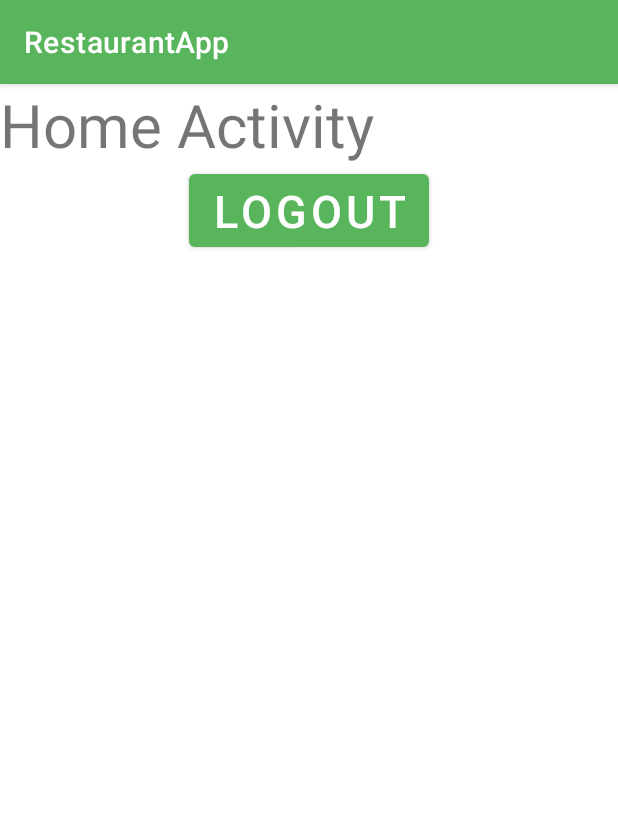
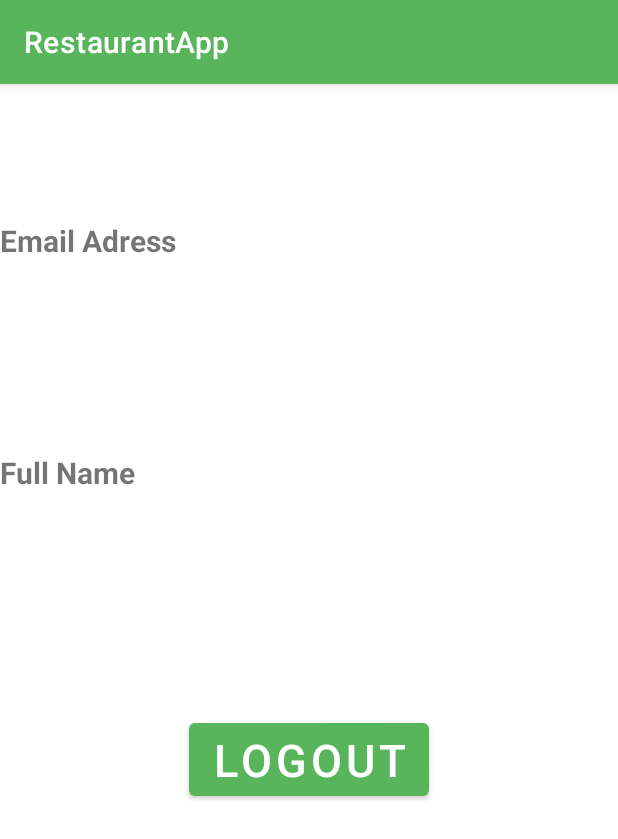
Before and after one commit to MarianaCarlo/RestaurantAppPG, an Android app: the HomeActivity screen opened directly, with no data from a screen before it, on a phone screen of 412 x 824 dp. Shown: the top 839 px of the screen. Run offline under Robolectric (Android 15) with nearby library versions, the phone set to English and light mode, and no system bars; our stand-ins replace Firebase (no records; nobody signed in at launch, a user with empty details on screens opened directly).

Commit message:
home data display and register problem solution

```diff
--- a/app/src/main/java/com/example/restaurantapp/HomeActivity.java
+++ b/app/src/main/java/com/example/restaurantapp/HomeActivity.java
@@ -1,15 +1,30 @@
 package com.example.restaurantapp;
 
+import androidx.annotation.NonNull;
 import androidx.appcompat.app.AppCompatActivity;
 
 import android.content.Intent;
 import android.os.Bundle;
 import android.view.View;
 import android.widget.Button;
+import android.widget.TextView;
+import android.widget.Toast;
 
+import com.example.restaurantapp.models.User;
 import com.google.firebase.auth.FirebaseAuth;
+import com.google.firebase.auth.FirebaseUser;
+import com.google.firebase.database.DataSnapshot;
+import com.google.firebase.database.DatabaseError;
+import com.google.firebase.database.DatabaseReference;
+import com.google.firebase.database.FirebaseDatabase;
+import com.google.firebase.database.ValueEventListener;
 
 public class HomeActivity extends AppCompatActivity {
+
+    private FirebaseUser user;
+    private DatabaseReference reference;
+
+    private String userID;
 
     private Button buttonLogout;
 
@@ -28,5 +43,36 @@ public class HomeActivity extends AppCompatActivity {
                 startActivity(intent);
             }
         });
+
+        user = FirebaseAuth.getInstance().getCurrentUser();
+        reference = FirebaseDatabase.getInstance().getReference("Users");
+        userID = user.getUid();
+
+        final TextView welcome = findViewById(R.id.tittleHome);
+        final TextView emailTextView = findViewById(R.id.emailAddress);
+        final TextView nameTextView = findViewById(R.id.name);
+
+        reference.child(userID).addListenerForSingleValueEvent(new ValueEventListener() {
+            @Override
+            public void onDataChange(@NonNull DataSnapshot snapshot) {
+                User userProfile = snapshot.getValue(User.class);
+
+                if (userProfile != null) {
+                    String email = userProfile.email;
+                    String fullName = userProfile.name;
+
+                    welcome.setText("Welcome, " + fullName + "!");
+                    emailTextView.setText(email);
+                    nameTextView.setText(fullName);
+
+                }
+            }
+
+            @Override
+            public void onCancelled(@NonNull DatabaseError error) {
+                Toast.makeText(HomeActivity.this, "Something wrong happened", Toast.LENGTH_SHORT).show();
+            }
+        });
+
     }
 }
--- a/app/src/main/java/com/example/restaurantapp/RegisterActivity.java
+++ b/app/src/main/java/com/example/restaurantapp/RegisterActivity.java
@@ -86,7 +86,7 @@ public class RegisterActivity extends AppCompatActivity {
                             @Override
                             public void onComplete(@NonNull Task<AuthResult> task) {
                                 if (task.isSuccessful()) {
-                                    User user = new User(email, name, adress, cellphone);
+                                    User user = new User(name, email, adress, cellphone);
 
                                     FirebaseDatabase.getInstance().getReference("Users").
                                             child(FirebaseAuth.getInstance().getCurrentUser().getUid())
--- a/app/src/main/res/layout/activity_home.xml
+++ b/app/src/main/res/layout/activity_home.xml
@@ -9,16 +9,53 @@
     <TextView
         android:layout_width="wrap_content"
         android:layout_height="wrap_content"
-        android:text="Home Activity"
-        android:textSize="40dp"
+        android:textSize="30dp"
         android:id="@+id/tittleHome"/>
+
+    <TextView
+        android:layout_width="wrap_content"
+        android:layout_height="wrap_content"
+        android:layout_marginTop="50dp"
+        android:text="Email Adress"
+        android:textSize="20dp"
+        android:textStyle="bold"
+        android:layout_below="@+id/tittleHome"
+        android:id="@+id/emailAddressTittle"/>
+
+    <TextView
+        android:layout_width="wrap_content"
+        android:layout_height="wrap_content"
+        android:layout_marginTop="50dp"
+        android:textSize="20dp"
+        android:layout_below="@+id/emailAddressTittle"
+        android:id="@+id/emailAddress"/>
+
+
+    <TextView
+        android:layout_width="wrap_content"
+        android:layout_height="wrap_content"
+        android:layout_marginTop="50dp"
+        android:text="Full Name"
+        android:textSize="20dp"
+        android:textStyle="bold"
+        android:layout_below="@+id/emailAddress"
+        android:id="@+id/nameTittle"/>
+
+    <TextView
+        android:layout_width="wrap_content"
+        android:layout_height="wrap_content"
+        android:layout_marginTop="50dp"
+        android:textSize="20dp"
+        android:layout_below="@+id/nameTittle"
+        android:id="@+id/name"/>
 
     <Button
         android:layout_width="wrap_content"
         android:layout_height="wrap_content"
         android:text="LOGOUT"
-        android:layout_below="@+id/tittleHome"
+        android:layout_below="@+id/name"
         android:textSize="30dp"
+        android:layout_marginTop="70dp"
         android:layout_centerInParent="true"
         android:id="@+id/sendLogout"/>
 
```
